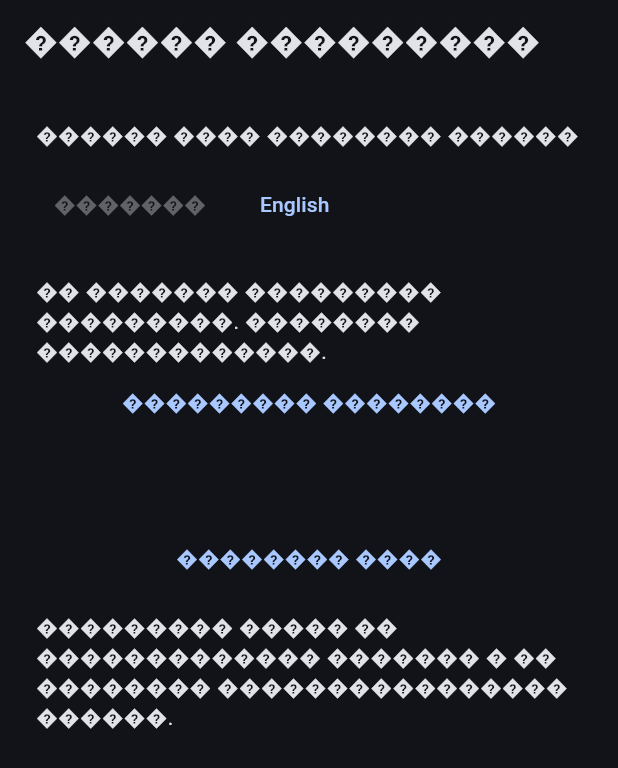
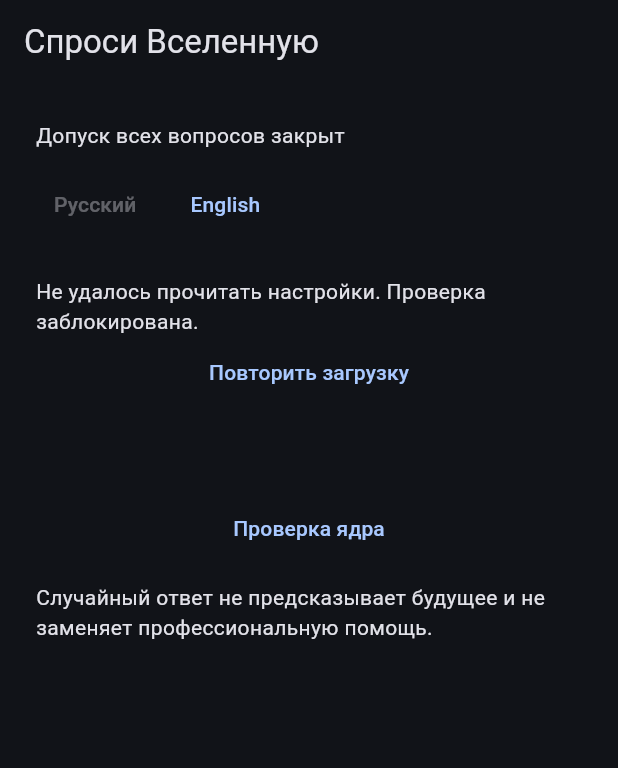
Before and after one commit to diMtiHH/diMti, a Flutter app: the screen it shows after launch, on a phone screen of 412 x 824 dp. Shown: the top 768 px of the screen. Run offline on Flutter 3.47's test engine with Material 3 defaults, Android fonts, the phone set to English and light mode, and no system bars; our stand-ins replace material_ui; missing offline and left inert: dart_sentencepiece_tokenizer, onnxruntime_v2.

Commit message:
Preserve exact UTF-8 source bytes for the clock guard CI

```diff
--- a/mobile/lib/session_core.dart
+++ b/mobile/lib/session_core.dart
@@ -96,7 +96,7 @@ class PauseNotification {
   final String language;
   const PauseNotification(this.remainingMs, this.language);
   String get body => language == 'ru'
-      ? '��������� ����� ������ ���� ��������'
+      ? 'Вселенная снова готова тебя услышать'
       : 'The Universe is ready to hear you again';
 }
 
--- a/mobile/lib/session_page.dart
+++ b/mobile/lib/session_page.dart
@@ -16,7 +16,7 @@ class UniverseApp extends StatelessWidget {
   @override
   Widget build(BuildContext context) => MaterialApp(
     debugShowCheckedModeBanner: false,
-    title: '������ ���������',
+    title: 'Спроси Вселенную',
     theme: ThemeData(
       colorScheme: ColorScheme.fromSeed(
         seedColor: const Color(0xff86a7df),
@@ -67,19 +67,19 @@ class _SessionPageState extends State<SessionPage> with WidgetsBindingObserver {
 
   String get _loadFailure => switch (_loadStage) {
     _LoadStage.preferences => t(
-      '�� ������� ��������� ���������. �������� �������������.',
+      'Не удалось прочитать настройки. Проверка заблокирована.',
       'Could not read settings. Checking is blocked.',
     ),
     _LoadStage.clock => t(
-      '�� ������� �������� ��������� ����� ��� �������. �������� �������������.',
+      'Не удалось получить системное время для таймера. Проверка заблокирована.',
       'Could not read the system clock for the timer. Checking is blocked.',
     ),
     _LoadStage.model => t(
-      '�� ������� ��������� ������. �������� �������������.',
+      'Не удалось загрузить модель. Проверка заблокирована.',
       'Could not load the model. Checking is blocked.',
     ),
     _LoadStage.state => t(
-      '�� ������� ������������ ���������. �������� �������������.',
+      'Не удалось восстановить состояние. Проверка заблокирована.',
       'Could not restore the session. Checking is blocked.',
     ),
   };
@@ -315,15 +315,15 @@ class _SessionPageState extends State<SessionPage> with WidgetsBindingObserver {
 
   String _outcome(SubmitResult result) => switch (result) {
     SubmitResult.held => t(
-      '�������� ���������. ������ ������.',
+      'Проверка завершена. Допуск закрыт.',
       'Check complete. Admission is closed.',
     ),
     SubmitResult.risk => t(
-      '������ �������� ��������� ����. ������ ������.',
+      'Модель отметила возможный риск. Допуск закрыт.',
       'The model flagged possible risk. Admission is closed.',
     ),
     SubmitResult.unavailable || SubmitResult.failed => t(
-      '�� ������� ��������� ��������. ����� �� ������.',
+      'Не удалось выполнить проверку. Ответ не выбран.',
       'The check could not complete. No answer was selected.',
     ),
     _ => '',
@@ -338,7 +338,7 @@ class _SessionPageState extends State<SessionPage> with WidgetsBindingObserver {
           children: [
             const CircularProgressIndicator(),
             const SizedBox(height: 16),
-            Text(t('���������', 'Checking�')),
+            Text(t('Проверяем…', 'Checking…')),
           ],
         );
       case SessionPhase.failed:
@@ -346,13 +346,13 @@ class _SessionPageState extends State<SessionPage> with WidgetsBindingObserver {
           children: [
             Text(
               t(
-                '�� ������� ������������ ���������. ����� ������� �������������.',
+                'Не удалось восстановить состояние. Новая попытка заблокирована.',
                 'Could not restore the session. A new attempt is blocked.',
               ),
             ),
             TextButton(
               onPressed: _load,
-              child: Text(t('��������� ��������', 'Retry loading')),
+              child: Text(t('Повторить загрузку', 'Retry loading')),
             ),
           ],
         );
@@ -361,13 +361,13 @@ class _SessionPageState extends State<SessionPage> with WidgetsBindingObserver {
           children: [
             Text(
               t(
-                '������� �������� �� ���������� ������. ����� ����� ������������� �� ����������.',
+                'Попытка прервана до сохранения ответа. Новый ответ автоматически не выбирается.',
                 'The attempt stopped before its answer was saved. No new answer is selected automatically.',
               ),
             ),
             FilledButton(
               onPressed: session.busy ? null : session.dismissInterrupted,
-              child: Text(t('�������', 'Understood')),
+              child: Text(t('Понятно', 'Understood')),
             ),
           ],
         );
@@ -378,14 +378,14 @@ class _SessionPageState extends State<SessionPage> with WidgetsBindingObserver {
           crossAxisAlignment: CrossAxisAlignment.stretch,
           children: [
             Text(
-              t('��������� ������������', 'Confirm the wording'),
+              t('Подтверди формулировку', 'Confirm the wording'),
               style: Theme.of(context).textTheme.titleLarge,
             ),
             const SizedBox(height: 16),
             Text(
               widget.diagnostic
                   ? t(
-                      '������������� ����������� ������. ��� �� ����� �� ������ ������.',
+                      'Фиксированный технический пример. Это не ответ на личный вопрос.',
                       'Fixed technical fixture. This is not an answer to a personal question.',
                     )
                   : review.text,
@@ -393,11 +393,11 @@ class _SessionPageState extends State<SessionPage> with WidgetsBindingObserver {
             const SizedBox(height: 16),
             FilledButton(
               onPressed: _confirm,
-              child: Text(t('�����������', 'Confirm')),
+              child: Text(t('Подтверждаю', 'Confirm')),
             ),
             TextButton(
               onPressed: session.cancelReview,
-              child: Text(t('��������', 'Edit')),
+              child: Text(t('Изменить', 'Edit')),
             ),
           ],
         );
@@ -407,7 +407,7 @@ class _SessionPageState extends State<SessionPage> with WidgetsBindingObserver {
             children: [
               Text(
                 t(
-                  '�������� ����� �������� � ��� �� �������. ����� ��������� ������� ���������� � ������� ��������� ���� �����.',
+                  'Тестовый ответ сохранён и ещё не показан. Можно полностью закрыть приложение и открыть «Проверку ядра» снова.',
                   'The test answer is saved but not shown yet. You can fully close the app, then reopen Core check.',
                 ),
               ),
@@ -417,7 +417,7 @@ class _SessionPageState extends State<SessionPage> with WidgetsBindingObserver {
                     ? null
                     : () => setState(() => _reveal = true),
                 child: Text(
-                  t('�������� ����������� �����', 'Show saved answer'),
+                  t('Показать сохранённый ответ', 'Show saved answer'),
                 ),
               ),
             ],
@@ -436,19 +436,19 @@ class _SessionPageState extends State<SessionPage> with WidgetsBindingObserver {
             if (_visibleAnswer != null) _answer(_visibleAnswer!),
             Text(
               session.currentPauseDurationMs == diagnosticCooldownMs
-                  ? t('�������� ����� � ���� ������', 'Test pause � one minute')
-                  : t('�������� ����� ������', 'Thirty minutes of quiet'),
+                  ? t('Тестовая пауза — одна минута', 'Test pause — one minute')
+                  : t('Тридцать минут тишины', 'Thirty minutes of quiet'),
             ),
             if (widget.diagnostic &&
                 session.currentPauseDurationMs == cooldownMs)
               Text(
                 t(
-                  '������������ ������� ����. ��� ������ ��������� ����� ����� ��������� ������ ����.',
+                  'Продолжается прежний тест. Для нового минутного теста нажми «Сбросить только тест».',
                   'An earlier test is still running. Use Reset test only to start a new one-minute test.',
                 ),
               ),
             Semantics(
-              label: t('�������� $time', '$time remaining'),
+              label: t('Осталось $time', '$time remaining'),
               child: Text(
                 time,
                 key: const ValueKey('cooldown'),
@@ -464,7 +464,7 @@ class _SessionPageState extends State<SessionPage> with WidgetsBindingObserver {
             if (widget.diagnostic)
               Text(
                 t(
-                  '���� �������� ���������, ���������� � ����� 1 ������. ������� ����� � 30 �����. ������ ������� ����� �� �����������.',
+                  'Один тестовый результат, сохранение и пауза 1 минута. Обычная пауза — 30 минут. Личные вопросы здесь не принимаются.',
                   'One test result, persistence and a 1-minute pause. The normal pause is 30 minutes. Personal questions are not accepted here.',
                 ),
               )
@@ -476,7 +476,7 @@ class _SessionPageState extends State<SessionPage> with WidgetsBindingObserver {
                 enableSuggestions: false,
                 autocorrect: false,
                 decoration: InputDecoration(
-                  labelText: t('���� ������', 'Your question'),
+                  labelText: t('Твой вопрос', 'Your question'),
                 ),
                 onChanged: (value) {
                   session.edit(value, language: _language);
@@ -492,8 +492,8 @@ class _SessionPageState extends State<SessionPage> with WidgetsBindingObserver {
                   : _prepare,
               child: Text(
                 widget.diagnostic
-                    ? t('����������� �������� �����', 'Prepare test answer')
-                    : t('����������', 'Continue'),
+                    ? t('Подготовить тестовый ответ', 'Prepare test answer')
+                    : t('Продолжить', 'Continue'),
               ),
             ),
             if (_result != null && _outcome(_result!).isNotEmpty)
@@ -509,12 +509,12 @@ class _SessionPageState extends State<SessionPage> with WidgetsBindingObserver {
   Widget _answer(Answer answer) => Padding(
     padding: const EdgeInsets.all(24),
     child: Text(
-      answer == Answer.yes ? t('��', 'YES') : t('���', 'NO'),
+      answer == Answer.yes ? t('ДА', 'YES') : t('НЕТ', 'NO'),
       key: const ValueKey('answer'),
       style: Theme.of(context).textTheme.displayLarge,
       semanticsLabel: answer == Answer.yes
-          ? t('�����: ��', 'Answer: yes')
-          : t('�����: ���', 'Answer: no'),
+          ? t('Ответ: да', 'Answer: yes')
+          : t('Ответ: нет', 'Answer: no'),
     ),
   );
 
@@ -525,8 +525,8 @@ class _SessionPageState extends State<SessionPage> with WidgetsBindingObserver {
       appBar: AppBar(
         title: Text(
           widget.diagnostic
-              ? t('�������� ����', 'Core check')
-              : t('������ ���������', 'Ask the Universe'),
+              ? t('Проверка ядра', 'Core check')
+              : t('Спроси Вселенную', 'Ask the Universe'),
         ),
       ),
       body: SafeArea(
@@ -536,11 +536,11 @@ class _SessionPageState extends State<SessionPage> with WidgetsBindingObserver {
             Text(
               widget.diagnostic
                   ? t(
-                      '����������� ���� � ��������� �������',
-                      'TECHNICAL TEST � separate attempt',
+                      'ТЕХНИЧЕСКИЙ ТЕСТ · отдельная попытка',
+                      'TECHNICAL TEST · separate attempt',
                     )
                   : t(
-                      '������ ���� �������� ������',
+                      'Допуск всех вопросов закрыт',
                       'Admission is closed for every question',
                     ),
             ),
@@ -557,7 +557,7 @@ class _SessionPageState extends State<SessionPage> with WidgetsBindingObserver {
                               language == _language
                           ? null
                           : () => _languageTo(language),
-                      child: Text(language == 'ru' ? '�������' : 'English'),
+                      child: Text(language == 'ru' ? 'Русский' : 'English'),
                     ),
                   )
                   .toList(),
@@ -571,7 +571,7 @@ class _SessionPageState extends State<SessionPage> with WidgetsBindingObserver {
                   Text(_loadFailure),
                   TextButton(
                     onPressed: _settingsBusy ? null : _load,
-                    child: Text(t('��������� ��������', 'Retry loading')),
+                    child: Text(t('Повторить загрузку', 'Retry loading')),
                   ),
                 ],
               )
@@ -581,11 +581,11 @@ class _SessionPageState extends State<SessionPage> with WidgetsBindingObserver {
             if (!_loading && !_failed)
               SwitchListTile(
                 title: Text(
-                  t('��������� ����� �����', 'Remind me after the pause'),
+                  t('Напомнить после паузы', 'Remind me after the pause'),
                 ),
                 subtitle: Text(
                   t(
-                    '���� ����������� ��� ������� � ������',
+                    'Одно уведомление без вопроса и ответа',
                     'One notification without the question or answer',
                   ),
                 ),
@@ -604,7 +604,7 @@ class _SessionPageState extends State<SessionPage> with WidgetsBindingObserver {
             if (_notificationError || session?.notificationFailed == true)
               Text(
                 t(
-                  '����������� ����������. ������� ���������� � ���������� iPhone. ������ ���������� ��������.',
+                  'Уведомление недоступно. Проверь разрешение в настройках iPhone. Таймер продолжает работать.',
                   'Notification unavailable. Check permission in iPhone Settings. The timer keeps running.',
                 ),
               ),
@@ -614,19 +614,19 @@ class _SessionPageState extends State<SessionPage> with WidgetsBindingObserver {
                 onPressed: _loading || _settingsBusy || session?.busy == true
                     ? null
                     : _diagnostic,
-                child: Text(t('�������� ����', 'Core check')),
+                child: Text(t('Проверка ядра', 'Core check')),
               ),
             if (widget.diagnostic && !_loading)
               TextButton(
                 onPressed: _settingsBusy || session?.busy == true
                     ? null
                     : _resetDiagnostic,
-                child: Text(t('�������� ������ ����', 'Reset test only')),
+                child: Text(t('Сбросить только тест', 'Reset test only')),
               ),
             const SizedBox(height: 12),
             Text(
               t(
-                '��������� ����� �� ������������� ������� � �� �������� ���������������� ������.',
+                'Случайный ответ не предсказывает будущее и не заменяет профессиональную помощь.',
                 'A random answer does not predict the future or replace professional help.',
               ),
             ),
```
Also changed, not shown: 2 other files.
